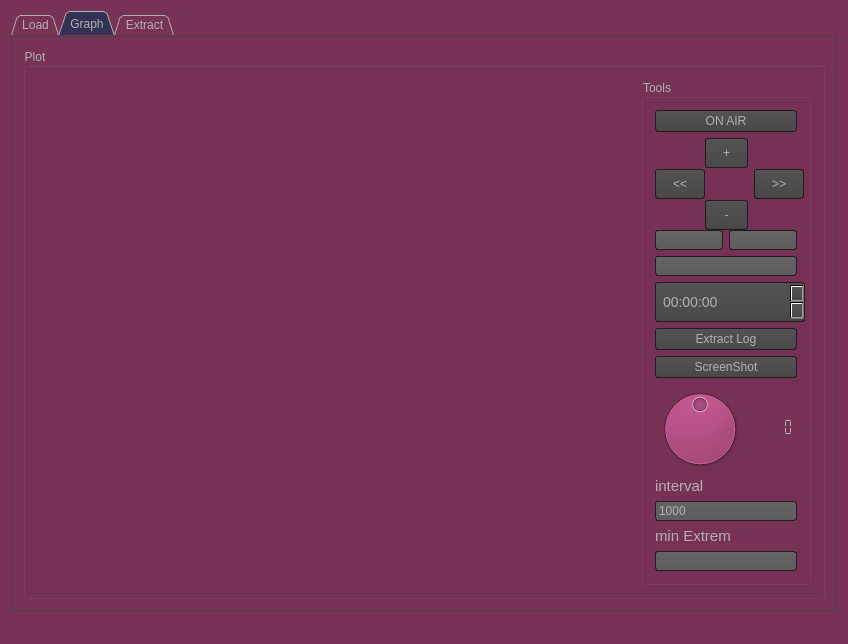
Above: QCustomPlot_Logs/mainwindow.ui from IvanPerletti/BugLot before the change. Below: the same form after it.
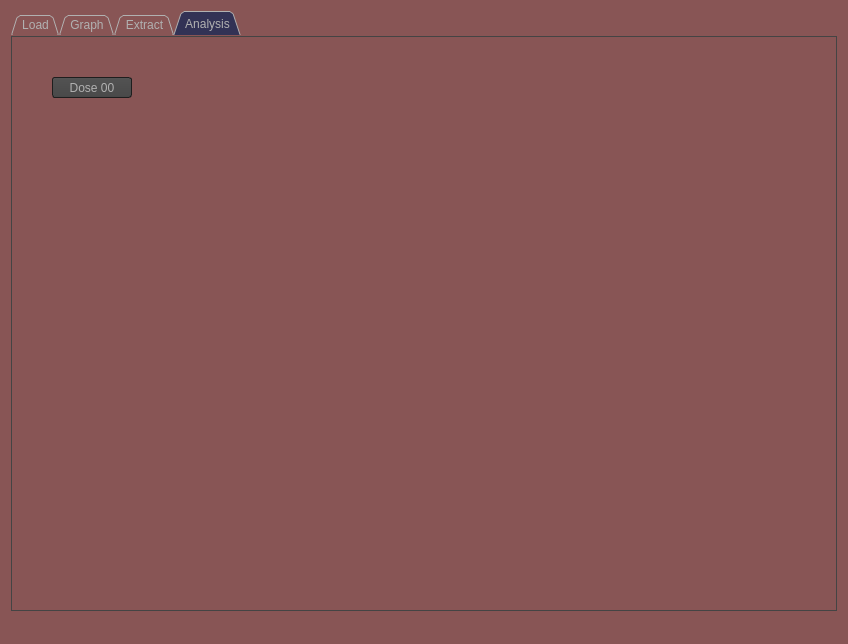
That is the form after the change. Icons and pictures are not drawn. Custom widgets are drawn as their Qt base class.

Commit message: automatic processing for Dose analysis

The edit to the form file:
```diff
--- a/QCustomPlot_Logs/mainwindow.ui
+++ b/QCustomPlot_Logs/mainwindow.ui
@@ -35,7 +35,7 @@
 QWidget
 {
     color: #b1b1b1;
-    background-color: #773255;
+    background-color: #885555;
 	font: 10pt &quot;MS Shell Dlg 2&quot;;
 }
 
@@ -522,7 +522,7 @@
        <enum>QTabWidget::Triangular</enum>
       </property>
       <property name="currentIndex">
-       <number>1</number>
+       <number>3</number>
       </property>
       <widget class="QWidget" name="tab">
        <attribute name="title">
@@ -1162,6 +1162,24 @@
         </item>
        </layout>
       </widget>
+      <widget class="QWidget" name="tab_3">
+       <attribute name="title">
+        <string>Analysis</string>
+       </attribute>
+       <widget class="QPushButton" name="pbnDoseAnalysis">
+        <property name="geometry">
+         <rect>
+          <x>40</x>
+          <y>40</y>
+          <width>80</width>
+          <height>21</height>
+         </rect>
+        </property>
+        <property name="text">
+         <string>Dose 00</string>
+        </property>
+       </widget>
+      </widget>
      </widget>
     </item>
    </layout>
```
Left out of the diff: 2 changed lines with no effect on the pictures. The commit also changes 6 other files.
